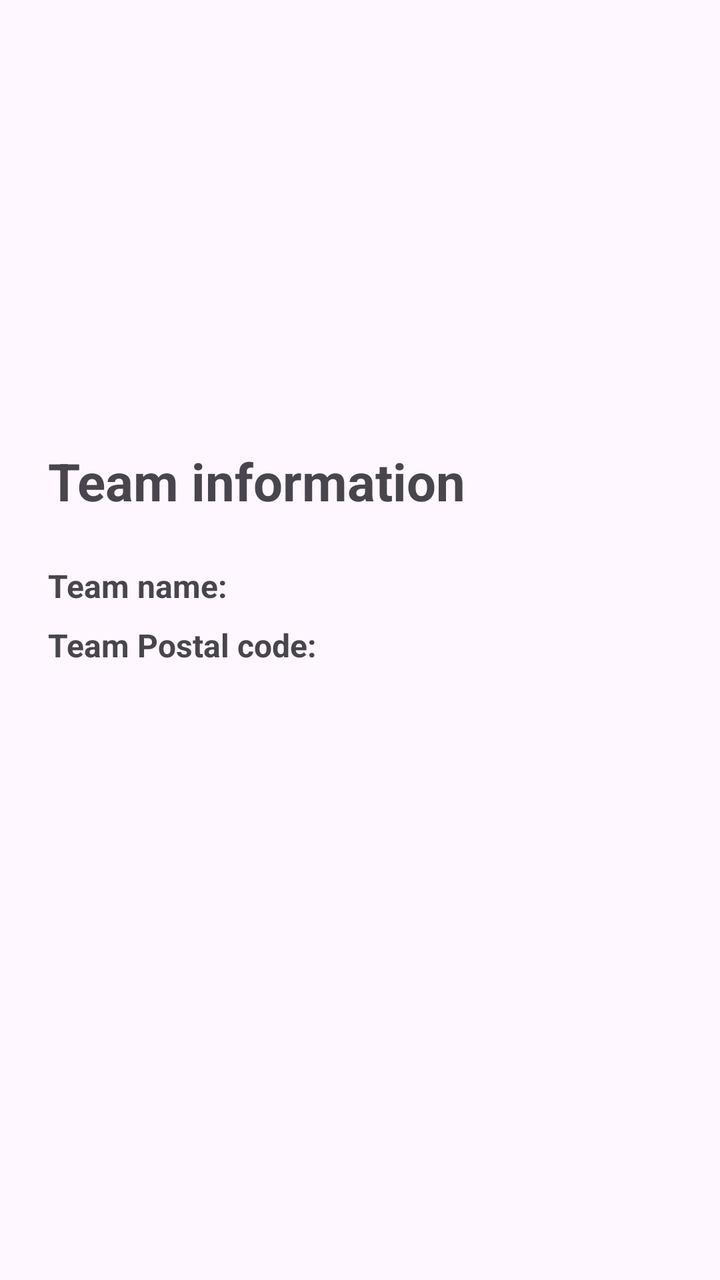
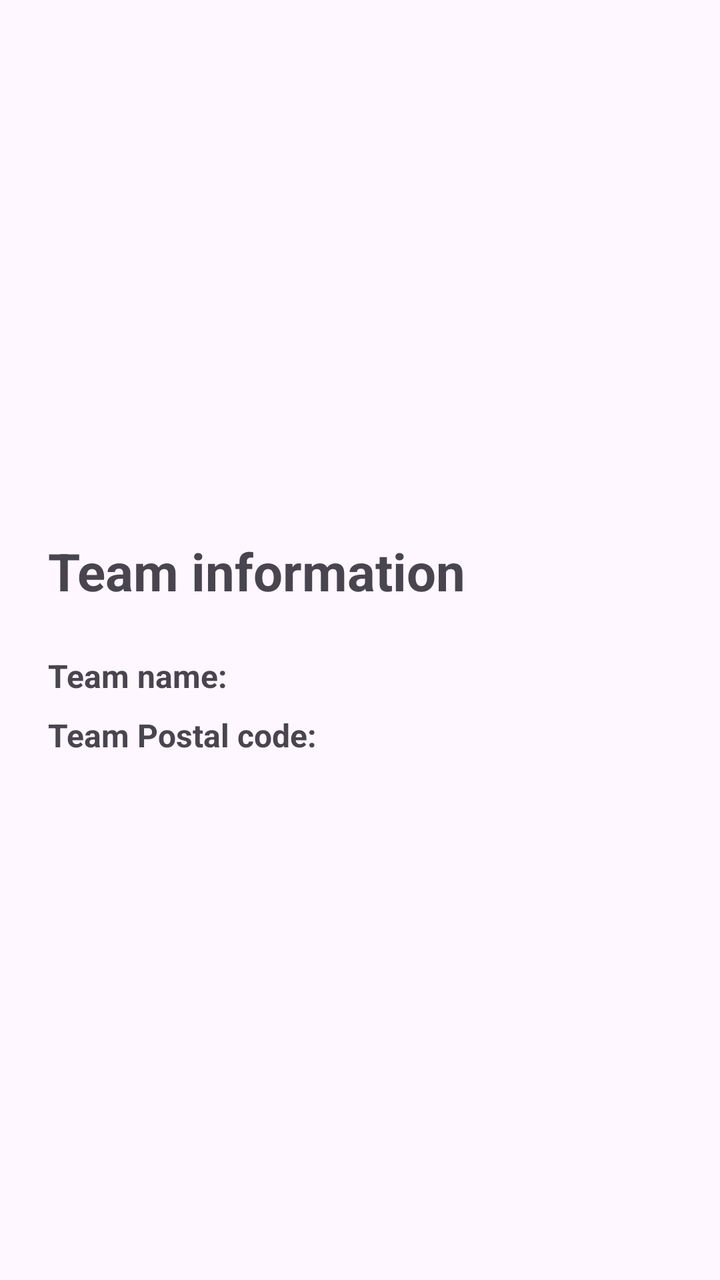

The first picture is an Android layout as it rendered before a commit; the second is the same layout after the commit. The layout source and the unified diff follow.
<!-- AndroidManifest.xml: application theme Theme.Lab3 -->
<!-- res/layout/activity_confirmation.xml -->
<?xml version="1.0" encoding="utf-8"?>
<LinearLayout xmlns:android="http://schemas.android.com/apk/res/android"
    android:layout_width="match_parent"
    android:layout_height="match_parent"
    android:orientation="vertical"
    android:padding="24dp">


    <ImageView
        android:id="@+id/teamLogoId"
        android:layout_width="120dp"
        android:layout_height="120dp"
        android:layout_marginTop="55dp"
        android:layout_marginBottom="24dp"
        android:layout_gravity="center_horizontal"
        android:contentDescription="Team Logo" />

    <TextView
        android:layout_width="wrap_content"
        android:layout_height="wrap_content"
        android:layout_marginBottom="24dp"
        android:text="Team information"
        android:textSize="26sp"
        android:textStyle="bold" />

    <LinearLayout
        android:layout_width="match_parent"
        android:layout_height="wrap_content"
        android:orientation="horizontal"
        android:layout_marginBottom="8dp">

        <TextView
            android:layout_width="wrap_content"
            android:layout_height="wrap_content"
            android:text="Team name: "
            android:textSize="16sp"
            android:textStyle="bold" />

        <TextView
            android:id="@+id/teamNameTextViewId"
            android:layout_width="wrap_content"
            android:layout_height="wrap_content"
            android:textSize="16sp" />
    </LinearLayout>

    <LinearLayout
        android:layout_width="match_parent"
        android:layout_height="wrap_content"
        android:orientation="horizontal">

        <TextView
            android:layout_width="wrap_content"
            android:layout_height="wrap_content"
            android:text="Team Postal code: "
            android:textSize="16sp"
            android:textStyle="bold" />

        <TextView
            android:id="@+id/postalCodeTextViewId"
            android:layout_width="wrap_content"
            android:layout_height="wrap_content"
            android:textSize="16sp" />
    </LinearLayout>

</LinearLayout>
<!-- resources referenced by this layout -->
<resources>
  <style name="Theme.Lab3" parent="Base.Theme.Lab3" />
  <style name="Base.Theme.Lab3" parent="Theme.Material3.DayNight.NoActionBar">
          
          
      </style>
</resources>

<!-- the commit's change to res/layout/activity_confirmation.xml (unified diff, before → after) -->
@@ -10,9 +10,9 @@
         android:id="@+id/teamLogoId"
         android:layout_width="120dp"
         android:layout_height="120dp"
-        android:layout_marginTop="55dp"
+        android:layout_gravity="center_horizontal"
+        android:layout_marginTop="100dp"
         android:layout_marginBottom="24dp"
-        android:layout_gravity="center_horizontal"
         android:contentDescription="Team Logo" />
 
     <TextView
